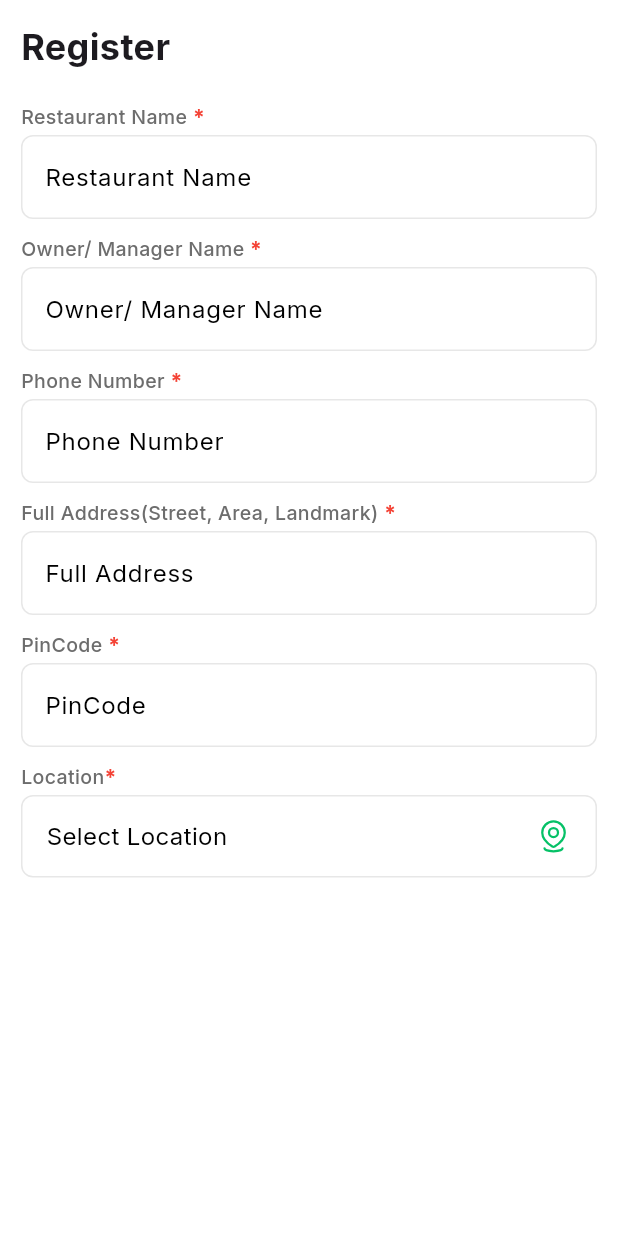
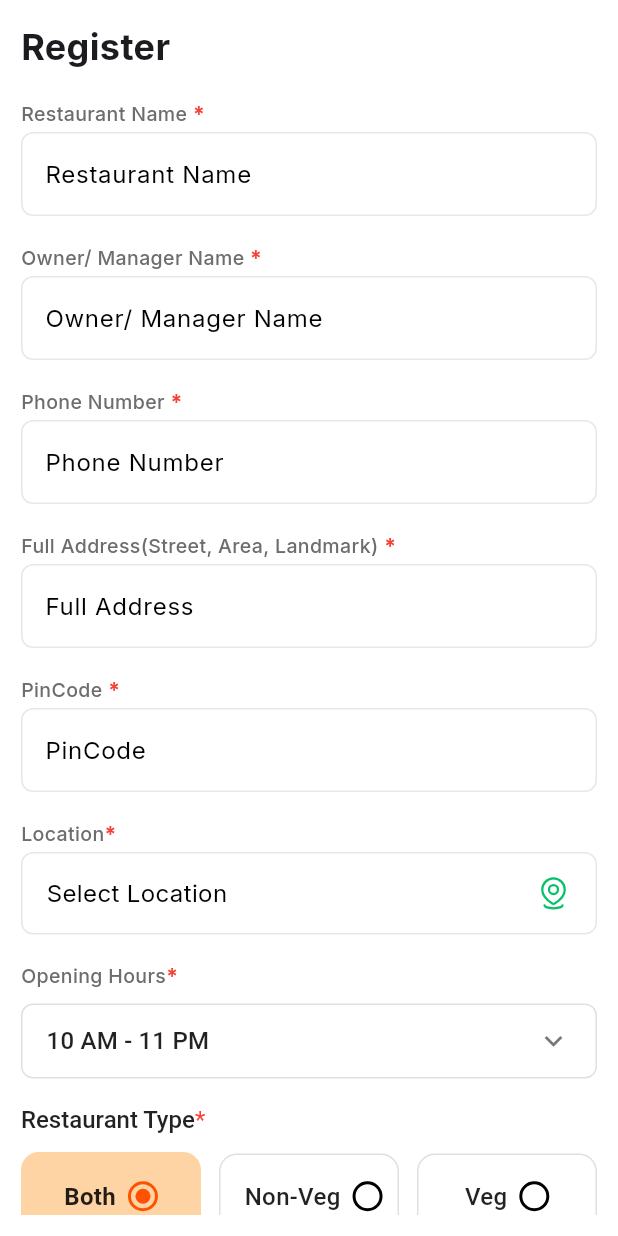
Before and after one commit to devcravitty-a11y/cravitty, a Flutter app: the screen it shows after launch, on a phone screen of 412 x 824 dp. Run offline on Flutter 3.47's test engine with Material 3 defaults, Android fonts, the phone set to English and light mode, and no system bars; our stand-ins replace dotted_border, flutter_svg, google_fonts, lottie, qr_flutter; project files that could hold a hidden picture were left out.

Commit message:
feat(registration): add restaurant registration components and provider
- Add RegistrationProvider for managing restaurant type and opening hours
- Implement image upload widget with dotted border
- Add time picker dropdown for opening hours
- Create radio button selector for restaurant type
- Update registration screen with new components
- Add new color and SVG assets
- Include dotted_border package dependency

```diff
--- /dev/null
+++ b/lib/Providers/ReataurantProviders/RegistrationProvider.dart
@@ -0,0 +1,52 @@
+import 'package:flutter/foundation.dart';
+
+enum RestaurantType { both, nonVeg, veg }
+
+class RestaurantRegistrationProvider extends ChangeNotifier {
+  RestaurantType _selectedRestaurantType = RestaurantType.both;
+
+  RestaurantType get selectedRestaurantType => _selectedRestaurantType;
+
+  void setRestaurantType(RestaurantType type) {
+    _selectedRestaurantType = type;
+    notifyListeners();
+  }
+
+  String get restaurantTypeLabel {
+    switch (_selectedRestaurantType) {
+      case RestaurantType.both:
+        return 'Both';
+      case RestaurantType.nonVeg:
+        return 'Non-Veg';
+      case RestaurantType.veg:
+        return 'Veg';
+    }
+  }
+
+  final List<String> _openingHoursList = [
+    '10 AM - 11 PM',
+    '9 AM - 10 PM',
+    '11 AM - 12 AM',
+    '8 AM - 10 PM',
+    '12 PM - 10 PM',
+    '6 AM - 8 PM',
+  ];
+
+  // Currently selected opening hours
+  String? _selectedOpeningHours;
+
+  // Getters
+  List<String> get openingHoursList => _openingHoursList;
+  String? get selectedOpeningHours => _selectedOpeningHours;
+  // Method to update selected opening hours
+  void setSelectedOpeningHours(String? hours) {
+    _selectedOpeningHours = hours;
+    notifyListeners();
+  }
+
+  // Method to clear selection
+  void clearOpeningHours() {
+    _selectedOpeningHours = null;
+    notifyListeners();
+  }
+}
--- a/lib/Restaurant/Registration/RegistrationScreen.dart
+++ b/lib/Restaurant/Registration/RegistrationScreen.dart
@@ -1,4 +1,7 @@
+import 'package:cravitty/Restaurant/Registration/widgets/RadioButtonForTypeWidget.dart';
 import 'package:cravitty/Restaurant/Registration/widgets/RegitrationForm.dart';
+import 'package:cravitty/Restaurant/Registration/widgets/TimePickdropDown.dart';
+import 'package:cravitty/Restaurant/Registration/widgets/imageUploadWidgets.dart';
 import 'package:cravitty/Restaurant/Registration/widgets/locationPickButton.dart';
 import 'package:flutter/material.dart';
 import 'package:flutter/services.dart';
@@ -17,7 +20,9 @@ class RegistrationScreen extends StatelessWidget {
       body: SafeArea(
         child: Padding(
           padding: const EdgeInsets.all(14.0),
+          child: SingleChildScrollView(
             child: Column(
+              spacing: 18,
               mainAxisAlignment: MainAxisAlignment.start,
               crossAxisAlignment: CrossAxisAlignment.start,
               children: [
@@ -28,19 +33,39 @@ class RegistrationScreen extends StatelessWidget {
                     fontSize: 24,
                   ),
                 ),
-              SizedBox(height: 20),
                 RegistrationFormWidget(title: "Restaurant Name ", hint: "Restaurant Name "),
-              SizedBox(height: 10),
                 RegistrationFormWidget(title: "Owner/ Manager Name ", hint: "Owner/ Manager Name "),
-              SizedBox(height: 10),
                 RegistrationFormWidget(title: "Phone Number ", hint: "Phone Number "),
-              SizedBox(height: 10),
                 RegistrationFormWidget(title: "Full Address(Street, Area, Landmark) ", hint: "Full Address "),
-              SizedBox(height: 10),
                 RegistrationFormWidget(title: "PinCode ", hint: "PinCode "),
-              SizedBox(height: 10),
                 LocationPickButton(),
+                OpeningHoursDropdown(),
+
+                RestaurantTypeSelector(),
+                ImageUploadWidget(title: "Upload Restaurant logo",),
+                              ImageUploadWidget(title: "Upload Restaurant Image",),
+SizedBox(
+                            width: double.infinity,
+                            height: 48,
+                            child: ElevatedButton(
+                              style: ElevatedButton.styleFrom(
+                                backgroundColor: AppColors.appPrimaryColor,
+                                shape: RoundedRectangleBorder(
+                                  borderRadius: BorderRadius.circular(8),
+                                ),
+                                elevation: 0,
+                              ),
+                              onPressed: () {
+
+                              },
+                              child: Text(
+                                'Register',
+                                style: TextStyle(fontSize: 16, color: Colors.white),
+                              ),
+                            ),
+                          ),
               ],
+            ),
           ),
         ),
       ),
--- /dev/null
+++ b/lib/Restaurant/Registration/widgets/RadioButtonForTypeWidget.dart
@@ -0,0 +1,146 @@
+import 'package:cravitty/components/colors.dart';
+import 'package:flutter/material.dart';
+import 'package:provider/provider.dart';
+
+import '../../../Providers/ReataurantProviders/RegistrationProvider.dart';
+
+class RestaurantTypeSelector extends StatelessWidget {
+  const RestaurantTypeSelector({Key? key}) : super(key: key);
+
+  @override
+  Widget build(BuildContext context) {
+    return Consumer<RestaurantRegistrationProvider>(
+      builder: (context, provider, child) {
+        return Column(
+          crossAxisAlignment: CrossAxisAlignment.start,
+          children: [
+            // Title with asterisk
+            RichText(
+              text: const TextSpan(
+                children: [
+                  TextSpan(
+                    text: 'Restaurant Type',
+                    style: TextStyle(
+                      fontSize: 16,
+                      fontWeight: FontWeight.w500,
+                      color: Colors.black87,
+                    ),
+                  ),
+                  TextSpan(
+                    text: '*',
+                    style: TextStyle(
+                      fontSize: 16,
+                      color: Colors.red,
+                    ),
+                  ),
+                ],
+              ),
+            ),
+            const SizedBox(height: 12),
+
+            // Radio buttons row
+            Row(
+              children: [
+                // Both option
+                Expanded(
+                  child: _buildRadioOption(
+                    context: context,
+                    value: RestaurantType.both,
+                    label: 'Both',
+                    isSelected: provider.selectedRestaurantType == RestaurantType.both,
+                    onTap: () => provider.setRestaurantType(RestaurantType.both),
+                  ),
+                ),
+                const SizedBox(width: 12),
+
+                // Non-Veg option
+                Expanded(
+                  child: _buildRadioOption(
+                    context: context,
+                    value: RestaurantType.nonVeg,
+                    label: 'Non-Veg',
+                    isSelected: provider.selectedRestaurantType == RestaurantType.nonVeg,
+                    onTap: () => provider.setRestaurantType(RestaurantType.nonVeg),
+                  ),
+                ),
+                const SizedBox(width: 12),
+
+                // Veg option
+                Expanded(
+                  child: _buildRadioOption(
+                    context: context,
+                    value: RestaurantType.veg,
+                    label: 'Veg',
+                    isSelected: provider.selectedRestaurantType == RestaurantType.veg,
+                    onTap: () => provider.setRestaurantType(RestaurantType.veg),
+                  ),
+                ),
+              ],
+            ),
+          ],
+        );
+      },
+    );
+  }
+
+  Widget _buildRadioOption({
+    required BuildContext context,
+    required RestaurantType value,
+    required String label,
+    required bool isSelected,
+    required VoidCallback onTap,
+  }) {
+    return GestureDetector(
+      onTap: onTap,
+      child: Container(
+        padding: const EdgeInsets.symmetric(vertical: 16, horizontal: 16  ),
+        decoration: BoxDecoration(
+          color: isSelected ? AppColors.appClFFD4A5: Colors.white,
+          border: Border.all(
+            color: isSelected ?AppColors.appClFFD4A5 : Colors.grey.shade300,
+            width: isSelected ? 2 : 1,
+          ),
+          borderRadius: BorderRadius.circular(12),
+        ),
+        child: Row(
+          mainAxisAlignment: MainAxisAlignment.center,
+          children: [
+            Text(
+              label,
+              style: TextStyle(
+                fontSize: 16,
+                fontWeight: isSelected ? FontWeight.w600 : FontWeight.w500,
+                color:  Colors.black87,
+              ),
+            ),
+            const SizedBox(width: 8),
+            Container(
+              width: 20,
+              height: 20,
+              decoration: BoxDecoration(
+                shape: BoxShape.circle,
+                border: Border.all(
+                  color: isSelected?AppColors.appPrimaryColor:AppColors.blackColor ,
+                  width: 2,
+                ),
+                color:isSelected? AppColors.appClFFD4A5:AppColors.whiteColor,
+              ),
+              child: isSelected
+                  ? Center(
+                      child: Container(
+                        width: 10,
+                        height: 10,
+                        decoration: BoxDecoration(
+                          shape: BoxShape.circle,
+                          color: AppColors.appPrimaryColor,
+                        ),
+                      ),
+                    )
+                  : null,
+            ),
+          ],
+        ),
+      ),
+    );
+  }
+}
--- /dev/null
+++ b/lib/Restaurant/Registration/widgets/TimePickdropDown.dart
@@ -0,0 +1,78 @@
+import 'package:cravitty/Providers/ReataurantProviders/RegistrationProvider.dart';
+import 'package:cravitty/components/colors.dart';
+import 'package:flutter/material.dart';
+import 'package:google_fonts/google_fonts.dart';
+import 'package:provider/provider.dart';
+
+class OpeningHoursDropdown extends StatelessWidget {
+  const OpeningHoursDropdown({Key? key}) : super(key: key);
+
+  @override
+  Widget build(BuildContext context) {
+    return Consumer<RestaurantRegistrationProvider>(
+      builder: (context, registrationProvider, child) {
+        return Column(
+          crossAxisAlignment: CrossAxisAlignment.start,
+          children: [
+            // Label with required asterisk
+           Row(
+          children: [
+            Text("Opening Hours",style: GoogleFonts.inter(
+              color: AppColors.appCl6D6D6D,
+              fontWeight: FontWeight.w500,
+              fontSize: 13,
+            ),),
+            Text("*",style: GoogleFonts.inter(
+                fontWeight: FontWeight.w700,color: Colors.red)),
+          ],
+        ),
+            const SizedBox(height: 8),
+
+            // Dropdown container
+            Container(
+              width: double.infinity,
+              padding: const EdgeInsets.symmetric(horizontal: 16),
+              decoration: BoxDecoration(
+                border: Border.all(color: Colors.grey.shade300),
+                borderRadius: BorderRadius.circular(8),
+                color: Colors.white,
+              ),
+              child: DropdownButtonHideUnderline(
+                child: DropdownButton<String>(
+                  value: registrationProvider.selectedOpeningHours,
+                  hint: const Text(
+                    '10 AM - 11 PM',
+                    style: TextStyle(
+                      fontSize: 16,
+                      color: Colors.black87,
+                    ),
+                  ),
+                  icon: const Icon(
+                    Icons.keyboard_arrow_down,
+                    color: Colors.black54,
+                  ),
+                  isExpanded: true,
+                  items: registrationProvider.openingHoursList.map((String hours) {
+                    return DropdownMenuItem<String>(
+                      value: hours,
+                      child: Text(
+                        hours,
+                        style: const TextStyle(
+                          fontSize: 16,
+                          color: Colors.black87,
+                        ),
+                      ),
+                    );
+                  }).toList(),
+                  onChanged: (String? newValue) {
+                    registrationProvider.setSelectedOpeningHours(newValue);
+                  },
+                ),
+              ),
+            ),
+          ],
+        );
+      },
+    );
+  }
+}
--- /dev/null
+++ b/lib/Restaurant/Registration/widgets/imageUploadWidgets.dart
@@ -0,0 +1,54 @@
+import 'package:cravitty/components/colors.dart';
+import 'package:cravitty/components/paths.dart';
+import 'package:dotted_border/dotted_border.dart';
+import 'package:flutter/material.dart';
+import 'package:flutter_svg/svg.dart';
+
+class ImageUploadWidget extends StatelessWidget {
+  final String title;
+
+  const ImageUploadWidget({super.key, required this.title});
+
+  @override
+  Widget build(BuildContext context) {
+    return DottedBorder(
+      options: RoundedRectDottedBorderOptions(
+        radius: Radius.circular(18),
+    padding: const EdgeInsets.all(8),
+    color:AppColors.grayColor,
+    strokeWidth: 2,
+    dashPattern: [10, 5],
+
+  ),
+
+  child: Container(
+    clipBehavior: Clip.antiAlias,
+    width: double.infinity,
+      padding: const EdgeInsets.all(40),
+      decoration: BoxDecoration(
+           color: Colors.grey.shade50,
+      ),
+    child: Column(
+      mainAxisAlignment: MainAxisAlignment.center,
+      crossAxisAlignment: CrossAxisAlignment.center,
+      children: [
+        SvgPicture.asset("${AppPaths.iconsSvg}imageUpload.svg"),
+        Text(
+          title,
+          style: TextStyle(
+            fontWeight: FontWeight.bold,
+          ),
+        ),
+        Text(
+          "Supported formats: PDF, PNG or JPEG",
+          style: TextStyle(
+            fontWeight: FontWeight.w400,
+            color: AppColors.appClF757575
+          ),
+        ),
+      ],
+    ),
+  ),
+);
+  }
+}
--- a/lib/components/colors.dart
+++ b/lib/components/colors.dart
@@ -11,6 +11,7 @@ class AppColors {
     static const Color appClFFECD3= Color(0xffFFECD3);
     static const Color appClFFF6EC= Color(0xffFFF6EC);
     static const Color appClFAFAFA= Color(0xffFAFAFA);
+
     static const Color appClCCFFE6= Color(0xFFCCFFE6);
     static const Color appClFFD4A5= Color(0xFFFFD4A5);
     static const Color appClDA1E28= Color(0xFFDA1E28);
@@ -18,6 +19,7 @@ class AppColors {
     static const Color appClF83446= Color(0xFFF83446);
     static const Color appCl454545= Color(0xFF454545);
     static const Color appCl068BEE= Color(0xFF068BEE);
+    static const Color appClF757575= Color(0xFF757575);
 
     static const Color appCl06C167= Color(0xFF06C167);
   static const Color blackColor = Colors.black;
--- a/lib/main.dart
+++ b/lib/main.dart
@@ -1,3 +1,4 @@
+import 'package:cravitty/Providers/ReataurantProviders/RegistrationProvider.dart';
 import 'package:flutter/material.dart';
 import 'package:provider/provider.dart';
 
@@ -36,6 +37,7 @@ class MyApp extends StatelessWidget {
         // Add your providers here
         ChangeNotifierProvider(create: (context) => LoginProvider()),
         ChangeNotifierProvider(create: (context) => BottomNavProvider()),
+        ChangeNotifierProvider(create: (context) => RestaurantRegistrationProvider()),
       ],
       child: MaterialApp(
         showSemanticsDebugger: false,
--- a/pubspec.yaml
+++ b/pubspec.yaml
@@ -39,6 +39,7 @@ dependencies:
   provider: ^6.1.5
   qr_flutter: ^4.1.0
   lottie: ^3.3.1
+  dotted_border: ^3.1.0
 
 
 dev_dependencies:
```
Also changed, not shown: assets/svg/imageUpload.svg (added), pubspec.lock. Lines whose indentation alone changed are shown as unchanged.
